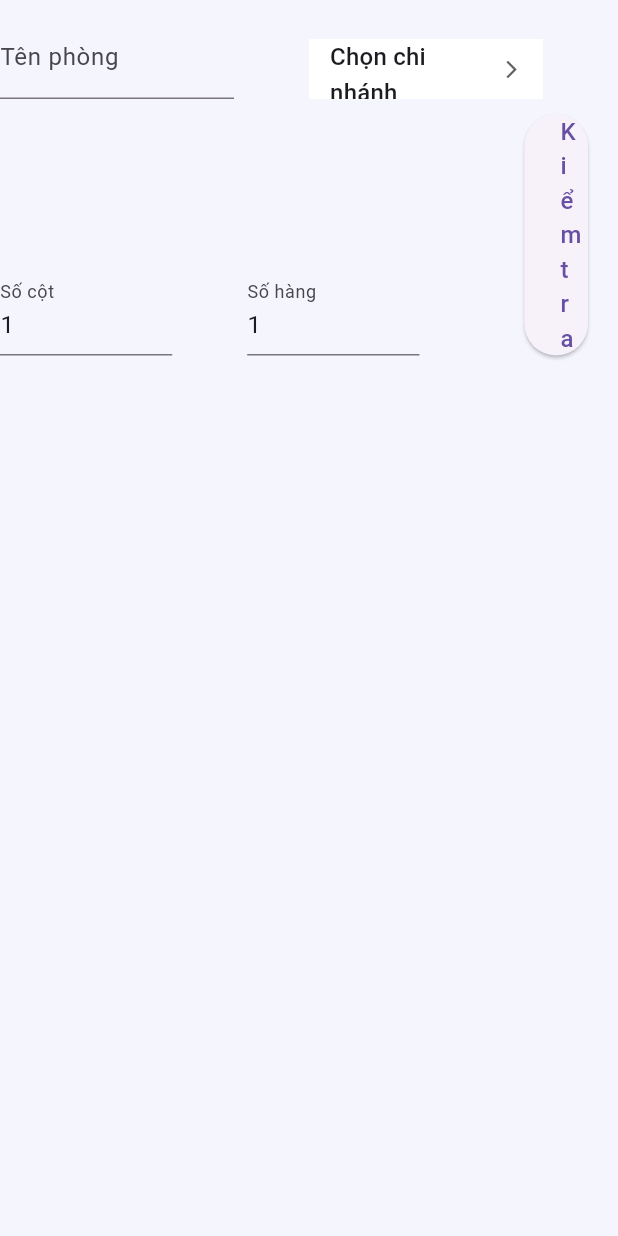
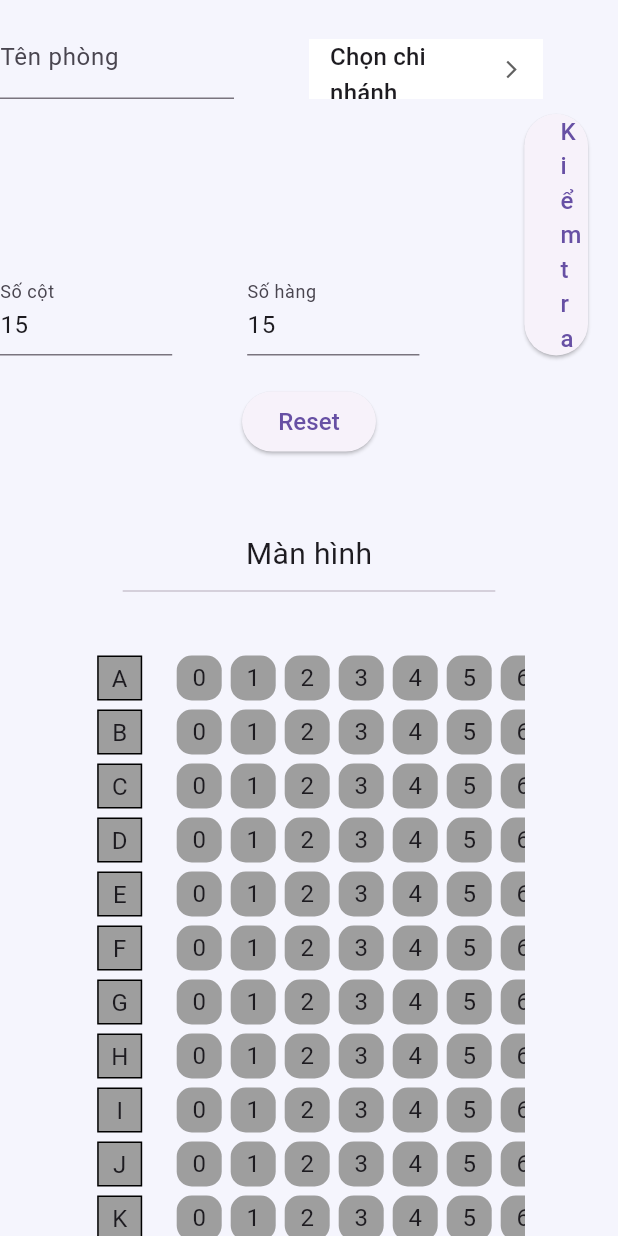
Before and after one commit to ankoi0310/movie_ticket_booking_admin, a Flutter app: the RoomForm widget shown alone on an empty page, opened directly with empty values, after a tap on "Kiểm tra", on a phone screen of 412 x 824 dp. Run offline on Flutter 3.47's test engine with Material 2 defaults, Android fonts, the phone set to English and light mode, and no system bars; drawn by our look-alikes of dropdown_button2; our stand-ins replace awesome_dialog, data_table_2, dotted_border, firebase_core, firebase_storage, fl_chart and 4 more; accounts and stored records are empty; network calls fail.

Commit message:
crud room

```diff
--- a/lib/model/genre.dart
+++ b/lib/model/genre.dart
@@ -35,7 +35,7 @@ class Genre extends General {
           .map((e) => Movie.fromJson(e))
           .toList()
           : [],
-      state: GeneralState.values.firstWhere((e) => e.value == json['state']),
+      state: GeneralState.fromValue(json['state']),
       createdDate: DateFormat('dd-MM-yyyy HH:mm:ss').parse(json['createdDate']),
       modifiedDate: DateFormat('dd-MM-yyyy HH:mm:ss').parse(json['modifiedDate']),
       deletedDate: json['deletedDate'] != null
--- a/lib/model/movie.dart
+++ b/lib/model/movie.dart
@@ -124,11 +124,11 @@ class Movie extends General {
       producer: json['producer'],
       releaseDate: DateFormat('dd-MM-yyyy').parse(json['releaseDate']),
       movieState:
-          MovieState.values.firstWhere((e) => e.value == json['movieState']),
+          MovieState.fromValue(json['movieState'] as String),
       movieFormats: (json['movieFormats'] as List)
           .map((e) => MovieFormat.fromValue(e))
           .toList(),
-      state: GeneralState.values.firstWhere((e) => e.value == json['state']),
+      state: GeneralState.fromValue(json['state']),
       createdDate: DateFormat('dd-MM-yyyy HH:mm:ss').parse(json['createdDate']),
       modifiedDate:
           DateFormat('dd-MM-yyyy HH:mm:ss').parse(json['modifiedDate']),
--- a/lib/model/room.dart
+++ b/lib/model/room.dart
@@ -1,50 +1,62 @@
 import 'package:movie_ticket_booking_admin_flutter_nlu/core.dart';
+import 'package:movie_ticket_booking_admin_flutter_nlu/model/general.dart';
 import 'package:movie_ticket_booking_admin_flutter_nlu/model/seat.dart';
 
-class Room {
-  String id;
+enum RoomState {
+  available("AVAILABLE"),
+  occupied("OCCUPIED"),
+  reversed("RESERVED"),
+  outOfService("OUT_OF_SERVICE"),
+  cleaning("CLEANING"),
+  paused("PAUSED");
+
+  final String value;
+
+  const RoomState(this.value);
+
+  factory RoomState.fromValue(String value) {
+    return RoomState.values.firstWhere((e) => e.value == value);
+  }
+}
+
+class Room extends General {
   String name;
   Branch branch;
   int totalSeat;
   List<int> marginLeftCols = [];
   List<int> marginRightCols = [];
-  String createdAt;
-  String updatedAt;
+  RoomState status;
   List<Seat> seats = [];
 
   Room({
-    required this.id,
+    required int id,
     required this.name,
     required this.branch,
     required this.totalSeat,
     required this.marginLeftCols,
     required this.marginRightCols,
-    required this.createdAt,
-    required this.updatedAt,
     required this.seats,
-  });
-
-  Room.withoutId({
-    required this.name,
-    required this.branch,
-    required this.totalSeat,
-    required this.marginLeftCols,
-    required this.marginRightCols,
-    required this.createdAt,
-    required this.updatedAt,
-    required this.seats,
-  }) : id = '';
+    required this.status,
+    required GeneralState state,
+    required DateTime createdDate,
+    required DateTime modifiedDate,
+    required DateTime? deletedDate,
+  }) : super(
+            id: id,
+            state: state,
+            createdDate: createdDate,
+            modifiedDate: modifiedDate,
+            deletedDate: deletedDate);
 
   Room.empty()
-      : id = '',
-        name = '',
+      : name = '',
         branch = Branch.empty(),
         totalSeat = 0,
         marginLeftCols = [],
         marginRightCols = [],
-        createdAt = '',
-        updatedAt = '',
-        seats = [];
+        seats = [],
+        status = RoomState.available,
+        super.empty();
 
   factory Room.fromJson(Map<String, dynamic> json) {
     return Room(
@@ -52,17 +64,17 @@ class Room {
       name: json['name'],
       branch: Branch.fromJson(json['branch']),
       totalSeat: json['totalSeat'],
-      marginLeftCols: json['marginLeftCols'] != null
-          ? (json['marginLeftCols'] as List).map((e) => e as int).toList()
-          : [],
-      marginRightCols: json['marginRightCols'] != null
-          ? (json['marginRightCols'] as List).map((e) => e as int).toList()
-          : [],
-      createdAt: json['createdAt'],
-      updatedAt: json['updatedAt'],
-      seats: json['seats'] != null
-          ? (json['seats'] as List).map((e) => Seat.fromJson(e)).toList()
-          : [],
+      marginLeftCols: json['marginLeftCols'].cast<int>(),
+      marginRightCols: json['marginRightCols'].cast<int>(),
+      seats: (json['seats'] as List).map((e) => Seat.fromJson(e)).toList(),
+      status: RoomState.fromValue(json['status']),
+      state: GeneralState.fromValue(json['state']),
+      createdDate: DateFormat('dd-MM-yyyy HH:mm:ss').parse(json['createdDate']),
+      modifiedDate:
+          DateFormat('dd-MM-yyyy HH:mm:ss').parse(json['modifiedDate']),
+      deletedDate: json['deletedDate'] != null
+          ? DateTime.parse(json['deletedDate'])
+          : null,
     );
   }
 
@@ -74,9 +86,14 @@ class Room {
       'totalSeat': totalSeat,
       'marginLeftCols': marginLeftCols,
       'marginRightCols': marginRightCols,
-      'createdAt': createdAt,
-      'updatedAt': updatedAt,
       'seats': seats.map((e) => e.toJson()).toList(),
+      'status': status.value,
+      'state': state.value,
+      'createdDate': DateFormat('dd-MM-yyyy HH:mm:ss').format(createdDate),
+      'modifiedDate': DateFormat('dd-MM-yyyy HH:mm:ss').format(modifiedDate),
+      'deletedDate': deletedDate != null
+          ? DateFormat('dd-MM-yyyy HH:mm:ss').format(deletedDate!)
+          : null,
     };
   }
 }
--- a/lib/model/seat.dart
+++ b/lib/model/seat.dart
@@ -1,61 +1,120 @@
-class Seat {
-  String id;
-  String position;
+import 'package:intl/intl.dart';
+import 'package:movie_ticket_booking_admin_flutter_nlu/core.dart';
+import 'package:movie_ticket_booking_admin_flutter_nlu/model/general.dart';
+
+enum SeatType {
+  normal('normal'),
+  couple('couple');
+
+  final String value;
+
+  const SeatType(this.value);
+
+  factory SeatType.fromValue(String value) {
+    return SeatType.values.firstWhere((e) => e.value == value);
+  }
+}
+
+class Seat extends General {
+  String code;
+  bool isSeat;
   int columnIndex;
+  int col;
   int rowIndex;
-  String state;
-  String createdAt;
-  String updatedAt;
+  SeatType type;
+  Room room;
 
   Seat({
-    required this.id,
-    required this.position,
+    required int id,
+    required this.code,
+    required this.isSeat,
     required this.columnIndex,
+    required this.col,
     required this.rowIndex,
-    required this.state,
-    required this.createdAt,
-    required this.updatedAt,
-  });
-
-  Seat.withoutId({
-    required this.position,
-    required this.columnIndex,
-    required this.rowIndex,
-    required this.state,
-    required this.createdAt,
-    required this.updatedAt,
-  }) : id = '';
+    required this.type,
+    required this.room,
+    required GeneralState state,
+    required DateTime createdDate,
+    required DateTime modifiedDate,
+    required DateTime? deletedDate,
+  }) : super(
+          id: id,
+          state: state,
+          createdDate: createdDate,
+          modifiedDate: modifiedDate,
+          deletedDate: deletedDate,
+        );
 
   Seat.empty()
-      : id = '',
-        position = '',
+      : code = '',
+        isSeat = true,
         columnIndex = 0,
+        col = 0,
         rowIndex = 0,
-        state = '',
-        createdAt = '',
-        updatedAt = '';
+        type = SeatType.normal,
+        room = Room.empty(),
+        super.empty();
 
   factory Seat.fromJson(Map<String, dynamic> json) {
     return Seat(
       id: json['id'],
-      position: json['position'],
+      code: json['code'],
+      isSeat: json['isSeat'],
       columnIndex: json['columnIndex'],
+      col: json['col'],
       rowIndex: json['rowIndex'],
-      state: json['state'],
-      createdAt: json['createdAt'],
-      updatedAt: json['updatedAt'],
+      type: SeatType.fromValue(json['type']),
+      room: Room.fromJson(json['room']),
+      state: GeneralState.fromValue(json['state']),
+      createdDate: DateFormat('dd-MM-yyyy HH:mm:ss').parse(json['createdDate']),
+      modifiedDate:
+          DateFormat('dd-MM-yyyy HH:mm:ss').parse(json['modifiedDate']),
+      deletedDate: json['deletedDate'] != null
+          ? DateTime.parse(json['deletedDate'])
+          : null,
     );
   }
 
   Map<String, dynamic> toJson() {
     return {
       'id': id,
-      'position': position,
+      'code': code,
+      'isSeat': isSeat,
       'columnIndex': columnIndex,
+      'col': col,
       'rowIndex': rowIndex,
-      'state': state,
-      'createdAt': createdAt,
-      'updatedAt': updatedAt,
+      'type': type.value,
+      'room': room.toJson(),
+      'state': state.value,
+      'createdDate': DateFormat('dd-MM-yyyy HH:mm:ss').format(createdDate),
+      'modifiedDate': DateFormat('dd-MM-yyyy HH:mm:ss').format(modifiedDate),
+      'deletedDate': deletedDate != null
+          ? DateFormat('dd-MM-yyyy HH:mm:ss').format(deletedDate!)
+          : null,
     };
   }
+
+  factory Seat.initialize({
+    required String code,
+    required int columnIndex,
+    required int col,
+    required int rowIndex,
+    required SeatType type,
+    required Room room,
+  }) {
+    return Seat(
+      id: 0,
+      code: code,
+      isSeat: true,
+      columnIndex: columnIndex,
+      col: col,
+      rowIndex: rowIndex,
+      type: type,
+      room: room,
+      state: GeneralState.active,
+      createdDate: DateTime.now(),
+      modifiedDate: DateTime.now(),
+      deletedDate: null,
+    );
+  }
 }
--- a/lib/screen/room/component/room_form.dart
+++ b/lib/screen/room/component/room_form.dart
@@ -1,6 +1,5 @@
 import 'package:flutter/material.dart';
 import 'package:flutter/services.dart';
-import 'package:movie_ticket_booking_admin_flutter_nlu/component/hover_builder.dart';
 import 'package:movie_ticket_booking_admin_flutter_nlu/core.dart';
 import 'package:movie_ticket_booking_admin_flutter_nlu/model/seat.dart';
 
@@ -19,8 +18,8 @@ class RoomForm extends StatefulWidget {
 }
 
 class _RoomFormState extends State<RoomForm> {
-  late int row;
-  late int column;
+  late int row = 15;
+  late int column = 15;
 
   late int laneRow;
   late int laneColumn;
@@ -37,26 +36,6 @@ class _RoomFormState extends State<RoomForm> {
     final BranchProvider branchProvider =
         Provider.of<BranchProvider>(context, listen: false);
 
-    void createLane(int lane, int indexColumn, int indexRow) {
-      switch (lane) {
-        // Right
-        case 0:
-          {
-            setState(() {
-              widget.room.marginRightCols.add(indexColumn);
-            });
-            break;
-          }
-        // Left
-        case 1:
-          {
-            setState(() {
-              widget.room.marginLeftCols.add(indexColumn);
-            });
-          }
-      }
-    }
-
     void check() {
       setState(() {
         showSeats = true;
@@ -66,13 +45,14 @@ class _RoomFormState extends State<RoomForm> {
         // Create Seat
         for (int i = 0; i < row; i++) {
           for (int j = 0; j < column; j++) {
-            seats.add(Seat.withoutId(
-                position: "${alphabet[i]}${j + 1}",
-                columnIndex: j + 1,
-                rowIndex: i + 1,
-                state: "Còn trống",
-                createdAt: "",
-                updatedAt: ""));
+            seats.add(Seat.initialize(
+              code: "${alphabet[i]}${j + 1}",
+              columnIndex: j,
+              col: j,
+              rowIndex: i,
+              type: SeatType.normal,
+              room: widget.room,
+            ));
           }
         }
         widget.room.seats = seats;
@@ -82,30 +62,106 @@ class _RoomFormState extends State<RoomForm> {
 
     void resetLane() {
       setState(() {
+        widget.room.seats = [];
         widget.room.marginRightCols = [];
         widget.room.marginLeftCols = [];
       });
     }
 
-    Widget _buildSeat(String alphabet, int index) {
-      return Container(
-        width: 60,
-        height: 60,
+    Widget _buildSeat(Seat seat) {
+      return InkWell(
+        hoverColor: Colors.transparent,
+        focusColor: Colors.transparent,
+        onTap: () {
+          setState(() {
+            if (seat.isSeat) {
+              seats
+                  .where((e) =>
+                      e.columnIndex > seat.columnIndex &&
+                      e.rowIndex == seat.rowIndex)
+                  .toList()
+                  .forEach((element) {
+                --element.columnIndex;
+                element.code =
+                    "${alphabet[element.rowIndex]}${element.columnIndex}";
+              });
+            } else {
+              Seat seatBefore;
+              int b = seat.col - 1;
+              Seat seatAfter;
+              int a = seat.col + 1;
+
+              print('seat ${seat.columnIndex}');
+
+              print('a $a');
+              print('b $b');
+              do {
+                seatBefore = seats.where((element) =>
+                    element.columnIndex == b && element.rowIndex == seat.rowIndex).first;
+              } while (!seatBefore.isSeat && b-- >= 0);
+
+              do {
+                seatAfter = seats.where((element) =>
+                    element.columnIndex == a && element.rowIndex == seat.rowIndex).first;
+              } while (!seatAfter.isSeat && a++ < column);
+              print('a ${seatAfter.columnIndex}');
+              print('b ${seatBefore.columnIndex}');
+
+              int valueBefore = seatBefore.columnIndex;
+              int valueAfter = seatAfter.columnIndex;
+              int valueIndex = ((valueBefore + valueAfter) ~/ 2).round();
+              seat.columnIndex = valueIndex;
+              // print('valueIndex: $valueIndex');
+              // print('valueBefore: $valueBefore');
+              // print('valueAfter: $valueAfter');
+              seats
+                  .where((element) => element.isSeat &&
+                      element.columnIndex >= valueIndex &&
+                      element.rowIndex == seat.rowIndex)
+                  .forEach((element) {
+                print('element: ${element.columnIndex}');
+                ++element.columnIndex;
+                element.code =
+                    "${alphabet[element.rowIndex]}${element.columnIndex}";
+              });
+
+              // seats.where((element) =>
+              // element.isSeat && element.columnIndex < valueIndex &&
+              //     element.rowIndex == seat.rowIndex
+              // ).forEach((element) {
+              //   --element.columnIndex;
+              //   element.code =
+              //   "${alphabet[element.rowIndex]}${element.columnIndex}";
+              // });
+            }
+            seat.isSeat = !seat.isSeat;
+          });
+        },
+        child: Container(
+          width: 30,
+          height: 30,
           decoration: BoxDecoration(
-          color: Colors.grey,
+            color: Colors.grey.withOpacity(seat.isSeat ? 1 : 0.2),
             borderRadius: BorderRadius.circular(10),
           ),
-        margin: EdgeInsets.only(
-          left: widget.room.marginLeftCols.contains(index) ? 50 : 3,
-          right: widget.room.marginRightCols.contains(index) ? 50 : 3,
+          padding: const EdgeInsets.only(
+            left: 3,
+            right: 3,
+            top: 3,
+            bottom: 3,
+          ),
+          margin: const EdgeInsets.only(
+            left: 3,
+            right: 3,
             top: 3,
             bottom: 3,
           ),
           child: Center(
             child: Text(
-            "$alphabet$index",
+              "${seat.isSeat ? seat.columnIndex : 'x'}",
               style: const TextStyle(
                 fontSize: 16,
+              ),
             ),
           ),
         ),
@@ -116,90 +172,105 @@ class _RoomFormState extends State<RoomForm> {
     Widget _buildSeats() {
       return SingleChildScrollView(
         scrollDirection: Axis.horizontal,
-        child: Column(
+        child: Row(
           mainAxisAlignment: MainAxisAlignment.start,
-            crossAxisAlignment: CrossAxisAlignment.center,
-            children: List.generate(row + 1, (indexRow) {
-              if (indexRow == 0) {
+          crossAxisAlignment: CrossAxisAlignment.start,
+          children: [
+            Column(
+              mainAxisAlignment: MainAxisAlignment.start,
+              crossAxisAlignment: CrossAxisAlignment.start,
+              children: List.generate(row, (index) {
+                return Container(
+                  width: 30,
+                  height: 30,
+                  padding: const EdgeInsets.only(
+                    left: 3,
+                    right: 3,
+                    top: 3,
+                    bottom: 3,
+                  ),
+                  margin: const EdgeInsets.only(
+                    left: 3,
+                    right: 20,
+                    top: 3,
+                    bottom: 3,
+                  ),
+                  decoration: BoxDecoration(
+                    color: Colors.grey,
+                    border: Border.all(
+                      color: Colors.black,
+                    ),
+                  ),
+                  child: Center(
+                      child: Text(
+                    (alphabet[index]).toString(),
+                    style: const TextStyle(
+                      fontSize: 16,
+                    ),
+                  )),
+                );
+              }),
+            ),
+            Column(
+                mainAxisAlignment: MainAxisAlignment.start,
+                crossAxisAlignment: CrossAxisAlignment.start,
+                children: List.generate(row, (indexRow) {
                   return Row(
                     mainAxisAlignment: MainAxisAlignment.center,
                     crossAxisAlignment: CrossAxisAlignment.center,
                     children: List.generate(column, (indexCol) {
+                      return _buildSeat(seats[indexRow * column + indexCol]);
+                    }),
+                  );
+                })),
+            Column(
+              mainAxisAlignment: MainAxisAlignment.start,
+              crossAxisAlignment: CrossAxisAlignment.start,
+              children: List.generate(row, (index) {
                 return Container(
-                      width: 60,
+                  width: 30,
                   height: 30,
-                      margin: EdgeInsets.only(
-                        left: widget.room.marginLeftCols.contains(indexCol + 1)
-                            ? 50
-                            : 3,
-                        right:
-                            widget.room.marginRightCols.contains(indexCol + 1)
-                                ? 50
-                                : 3,
+                  padding: const EdgeInsets.only(
+                    left: 3,
+                    right: 3,
                     top: 3,
                     bottom: 3,
                   ),
-                      child: Row(
-                        mainAxisAlignment: MainAxisAlignment.spaceAround,
-                        crossAxisAlignment: CrossAxisAlignment.center,
-                        children: [
-                          !widget.room.marginLeftCols.contains(indexCol + 1)
-                              ? Container(
-                                  child: InkWell(
-                                    onTap: () {
-                                      setState(() {
-                                        createLane(
-                                            1, indexCol + 1, indexRow + 1);
-                                      });
-                                    },
-                                    child: Container(
-                                      child: const Icon(
-                                        Icons.chevron_left,
-                                        size: 20,
+                  margin: const EdgeInsets.only(
+                    left: 20,
+                    right: 3,
+                    top: 3,
+                    bottom: 3,
+                  ),
+                  decoration: BoxDecoration(
+                    color: Colors.grey,
+                    border: Border.all(
+                      color: Colors.black,
                     ),
                   ),
-                                  ),
-                                )
-                              : Container(),
-                          Center(
+                  child: Center(
                       child: Text(
-                              "${indexCol + 1}",
+                    (alphabet[index]).toString(),
                     style: const TextStyle(
                       fontSize: 16,
                     ),
+                  )),
+                );
+              }),
+              // Row(
+              //   children: List.generate(row, (indexRow) {
+              //     return Row(
+              //       mainAxisAlignment: MainAxisAlignment.center,
+              //       crossAxisAlignment: CrossAxisAlignment.center,
+              //       children: List.generate(column, (indexCol) {
+              //         return _buildSeat(alphabet[indexRow], indexCol + 1);
+              //       }),
+              //     );
+              //   }),
+              // ),
             ),
-                          ),
-                          !widget.room.marginRightCols.contains(indexCol + 1)
-                              ? Container(
-                                  child: InkWell(
-                                    onTap: () {
-                                      setState(() {
-                                        createLane(0, indexCol + 1, indexRow);
-                                      });
-                                    },
-                                    child: Container(
-                                      child: const Icon(
-                                        Icons.chevron_right,
-                                        size: 20,
-                                      ),
-                                    ),
-                                  ),
-                                )
-                              : Container(),
           ],
         ),
-                    );
-                  }),
-                );
-              }
-              return Row(
-                mainAxisAlignment: MainAxisAlignment.center,
-                crossAxisAlignment: CrossAxisAlignment.center,
-                children: List.generate(column, (indexCol) {
-                  return _buildSeat(alphabet[indexRow - 1], indexCol + 1);
-                }),
-              );
-            })),
       );
     }
 
@@ -316,7 +387,7 @@ class _RoomFormState extends State<RoomForm> {
                       child: Container(
                         padding: const EdgeInsets.only(right: 50),
                         child: TextFormField(
-                          initialValue: "1",
+                          initialValue: "15",
                           inputFormatters: [
                             FilteringTextInputFormatter.allow(RegExp(r'[0-9]')),
                           ],
@@ -328,7 +399,8 @@ class _RoomFormState extends State<RoomForm> {
                           ),
                           onChanged: (value) {
                             setState(() {
-                              column = value.isEmpty ? row = 1 :int.parse(value!);
+                              column =
+                                  value.isEmpty ? row = 1 : int.parse(value!);
                             });
                           },
                         ),
@@ -342,7 +414,7 @@ class _RoomFormState extends State<RoomForm> {
                           inputFormatters: [
                             FilteringTextInputFormatter.allow(RegExp(r'[0-9]')),
                           ],
-                          initialValue: "1",
+                          initialValue: "15",
                           decoration: const InputDecoration(
                             labelText: 'Số hàng',
                             labelStyle: TextStyle(
@@ -351,7 +423,7 @@ class _RoomFormState extends State<RoomForm> {
                           ),
                           onChanged: (value) {
                             setState(() {
-                              row = value.isEmpty ? row = 1 :int.parse(value!);
+                              row = value.isEmpty ? row = 1 : int.parse(value!);
                             });
                           },
                         ),
--- a/lib/source/room_data_source.dart
+++ b/lib/source/room_data_source.dart
@@ -15,7 +15,7 @@ class RoomDataTableSource extends DataTableSource {
     return DataRow2.byIndex(
       index: index,
       cells: <DataCell>[
-        DataCell(Text(room.id)),
+        DataCell(Text(room.id.toString())),
         DataCell(Text(room.name)),
         DataCell(
           Row(
@@ -76,7 +76,7 @@ class RoomDataTableSource extends DataTableSource {
                           ElevatedButton(
                             child: const Text('Xoá'),
                             onPressed: () {
-                              provider.deleteRoom(room.id).then((value) async => Navigator.of(context).pop());
+                              provider.deleteRoom(room.id as String).then((value) async => Navigator.of(context).pop());
                             },
                           ),
                         ],
```
Lines whose indentation alone changed are shown as unchanged.
